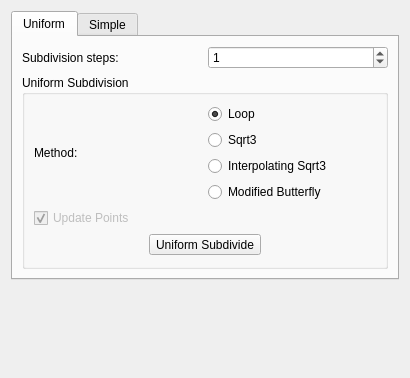
This is Plugin-Subdivider/subdividerControls.ui in ShenRen/OpenFlipper as Qt 5 draws it before an edit; both pictures show x 0 to 410 and y 0 to 378 of the 410 by 646 pixel window. The edited form follows.
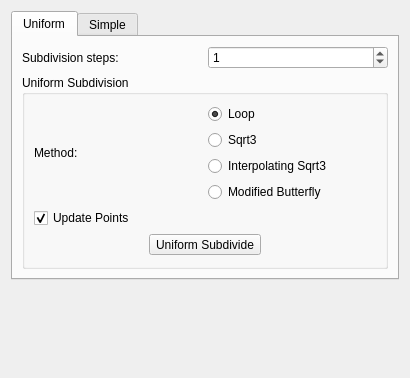
This is the edited form.

Commit message: Enable update positions checkbox.

```diff
--- a/Plugin-Subdivider/subdividerControls.ui
+++ b/Plugin-Subdivider/subdividerControls.ui
@@ -116,7 +116,7 @@
           <item>
            <widget class="QCheckBox" name="updatePoints">
             <property name="enabled">
-             <bool>false</bool>
+             <bool>true</bool>
             </property>
             <property name="toolTip">
              <string/>
```
